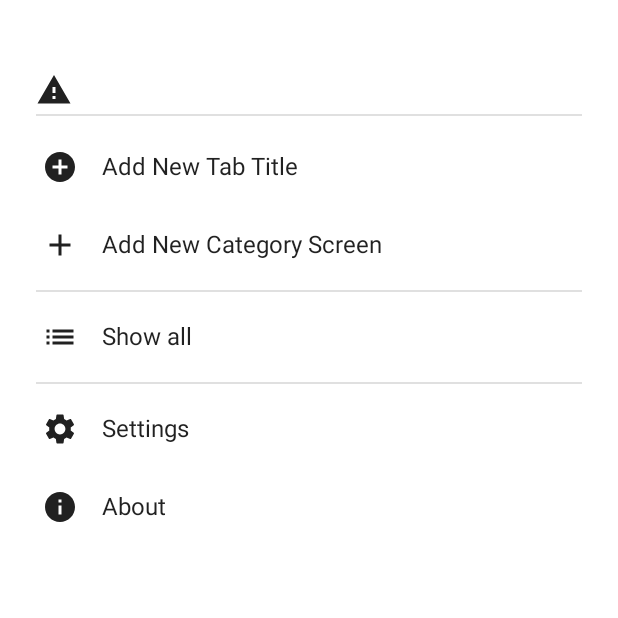
After one commit to Haartag/ComposedStorage, an Android app built with Jetpack Compose: the composable Drawer shown on its own in the app's theme, on a phone screen of 412 x 824 dp, the top half of it. The commit adds this screen. Run offline under Robolectric (Android 15) with nearby library versions, the phone set to English and light mode, and no system bars; 1 statement that could not run was skipped.

Commit message:
Drawer menu added.

```diff
--- a/app/src/main/java/com/valerytimofeev/composedstorage/di/AppModule.kt
+++ b/app/src/main/java/com/valerytimofeev/composedstorage/di/AppModule.kt
@@ -29,6 +29,10 @@ object AppModule {
             appContext,
             StorageDatabase::class.java,
             "StorageDB"
-        ).createFromAsset("database/storage.db").build()
+        )
+            .createFromAsset("database/storage.db")
+            //for test only
+            //.fallbackToDestructiveMigration()
+            .build()
     }
 }
--- /dev/null
+++ b/app/src/main/java/com/valerytimofeev/composedstorage/drawer/Drawer.kt
@@ -0,0 +1,106 @@
+package com.valerytimofeev.composedstorage.drawer
+
+import androidx.compose.foundation.clickable
+import androidx.compose.foundation.layout.*
+import androidx.compose.material.Divider
+import androidx.compose.material.Icon
+import androidx.compose.material.Text
+import androidx.compose.material.icons.Icons
+import androidx.compose.material.icons.filled.*
+import androidx.compose.runtime.Composable
+import androidx.compose.ui.Alignment
+import androidx.compose.ui.Modifier
+import androidx.compose.ui.graphics.vector.ImageVector
+import androidx.compose.ui.unit.dp
+
+sealed class DrawerScreens(val title: String, val route: String) {
+    object Tab : DrawerScreens("Add New Tab Title", "add_new_tab_screen")
+    object Category : DrawerScreens("Add New Category Screen", "add_new_category_screen")
+    object About : DrawerScreens("About", "about_screen")
+    object Settings : DrawerScreens("Settings", "")
+    object ShowAll : DrawerScreens("Show all", "")
+}
+
+@Composable
+fun Drawer(
+    modifier: Modifier = Modifier,
+    onDestinationClicked: (route: String) -> Unit
+) {
+    Column(
+        modifier
+            .fillMaxSize()
+            .padding(horizontal = 24.dp)
+            .padding(top = 48.dp)
+    ) {
+        Icon(
+            imageVector = Icons.Filled.Warning,
+            contentDescription = "App icon"
+        )
+
+        Spacer(modifier = Modifier.height(4.dp))
+        Divider()
+        Spacer(modifier = Modifier.height(8.dp))
+
+        DrawerItem(
+            icon = Icons.Filled.AddCircle,
+            text = DrawerScreens.Tab.title,
+            itemClick = { onDestinationClicked(DrawerScreens.Tab.route) }
+        )
+        DrawerItem(
+            icon = Icons.Filled.Add,
+            text = DrawerScreens.Category.title,
+            itemClick = { onDestinationClicked(DrawerScreens.Category.route) }
+        )
+
+        Spacer(modifier = Modifier.height(4.dp))
+        Divider()
+        Spacer(modifier = Modifier.height(4.dp))
+
+        DrawerItem(
+            icon = Icons.Filled.List,
+            text = DrawerScreens.ShowAll.title,
+            itemClick = { /*onDestinationClicked(DrawerScreens.ShowAll.route)*/ }
+        )
+
+        Spacer(modifier = Modifier.height(4.dp))
+        Divider()
+        Spacer(modifier = Modifier.height(4.dp))
+
+        DrawerItem(
+            icon = Icons.Filled.Settings,
+            text = DrawerScreens.Settings.title,
+            itemClick = { /*onDestinationClicked(DrawerScreens.Settings.route)*/ }
+        )
+        DrawerItem(
+            icon = Icons.Filled.Info,
+            text = DrawerScreens.About.title,
+            itemClick = { onDestinationClicked(DrawerScreens.About.route) }
+        )
+    }
+}
+
+@Composable
+fun DrawerItem(
+    icon: ImageVector,
+    text: String,
+    itemClick: () -> Unit
+) {
+    Box(
+        contentAlignment = Alignment.CenterStart,
+        modifier = Modifier
+        .fillMaxWidth()
+        .height(52.dp)
+        .clickable {
+            itemClick()
+        }
+    ){
+        Row(
+            verticalAlignment = Alignment.CenterVertically,
+            modifier = Modifier.padding(4.dp)
+        ) {
+            Icon(imageVector = icon, contentDescription = text)
+            Spacer(modifier = Modifier.width(16.dp))
+            Text(text = text)
+        }
+    }
+}
```
Also changed, not shown: app/src/main/java/com/valerytimofeev/composedstorage/MainActivity.kt (+54 -6 lines), app/src/main/java/com/valerytimofeev/composedstorage/about/AboutScreen.kt (added, +36 -0 lines), app/src/main/java/com/valerytimofeev/composedstorage/addnewcategory/AddNewCategoryScreen.kt (added, +35 -0 lines), app/src/main/java/com/valerytimofeev/composedstorage/addnewtab/AddNewTabScreen.kt (added, +35 -0 lines), app/src/main/java/com/valerytimofeev/composedstorage/categorylist/CategoryListScreen.kt (+34 -39 lines), app/src/main/java/com/valerytimofeev/composedstorage/categorylist/CategoryListViewModel.kt (+1 -8 lines).
